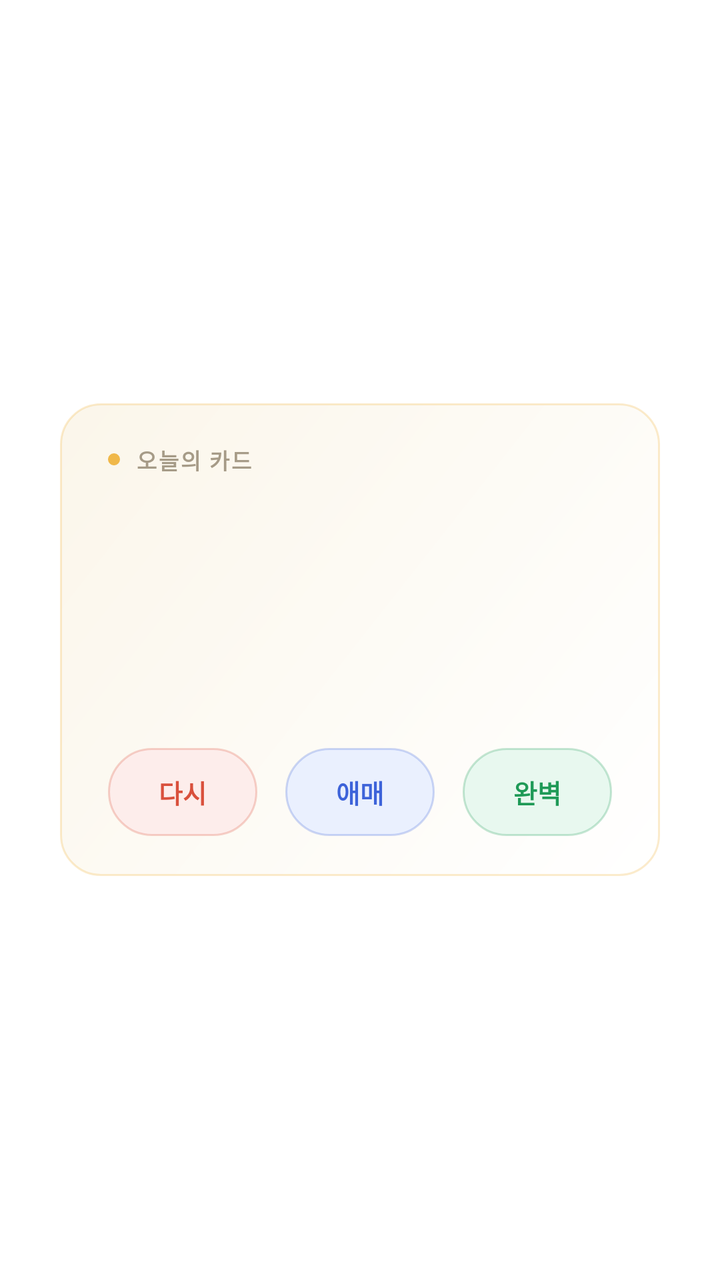
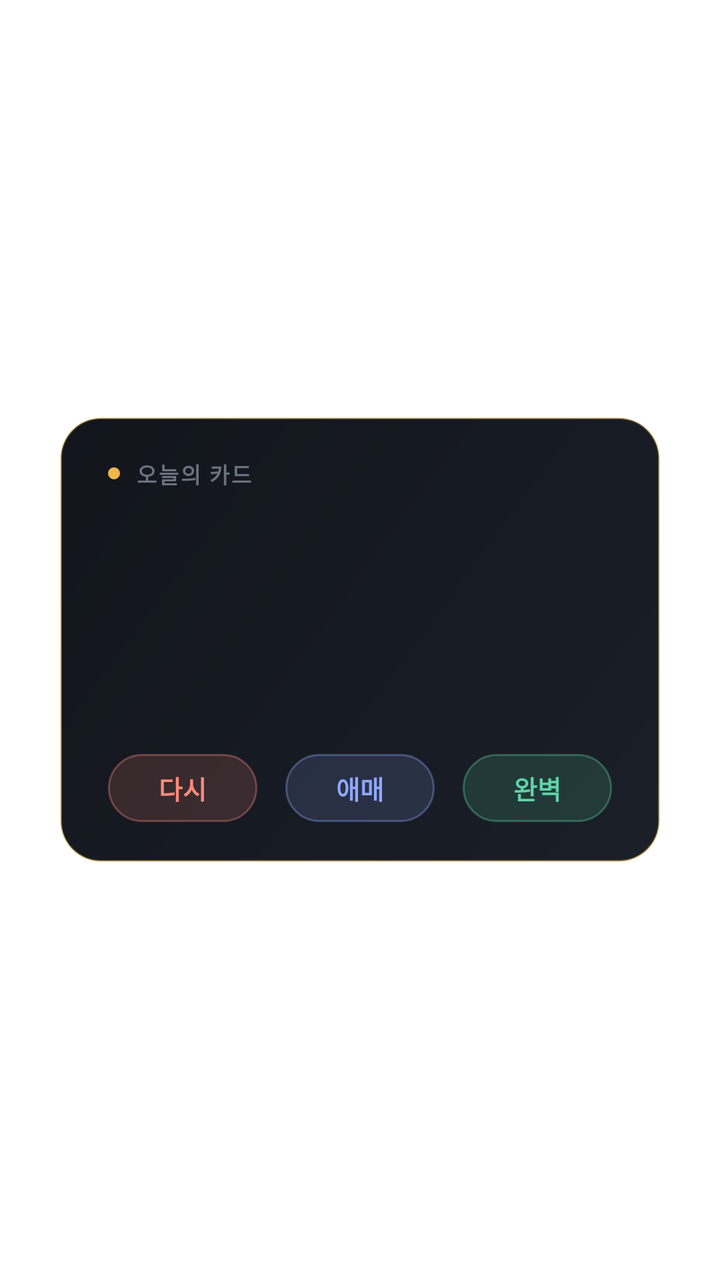

Screens rendered from an Android XML layout before and after an edit, with the pre-edit source and the edit as a unified diff.
<!-- AndroidManifest.xml: fallback theme Theme.MaterialComponents.DayNight.NoActionBar -->
<!-- res/layout/today_widget.xml -->
<?xml version="1.0" encoding="utf-8"?>
<FrameLayout xmlns:android="http://schemas.android.com/apk/res/android"
  android:layout_width="match_parent"
  android:layout_height="match_parent">

  <LinearLayout
    android:layout_width="300dp"
    android:layout_height="wrap_content"
    android:layout_gravity="center"
    android:orientation="vertical"
    android:background="@drawable/today_widget_bg"
    android:paddingLeft="24dp"
    android:paddingRight="24dp"
    android:paddingTop="20dp"
    android:paddingBottom="20dp">

    <RelativeLayout
      android:layout_width="match_parent"
      android:layout_height="wrap_content">

      <ImageView
        android:id="@+id/widget_dot"
        android:layout_width="6dp"
        android:layout_height="6dp"
        android:layout_centerVertical="true"
        android:layout_alignParentStart="true"
        android:src="@drawable/today_widget_dot" />

      <TextView
        android:id="@+id/widget_meta"
        android:layout_width="wrap_content"
        android:layout_height="wrap_content"
        android:layout_centerVertical="true"
        android:layout_toEndOf="@id/widget_dot"
        android:layout_marginStart="8dp"
        android:text="오늘의 카드"
        android:textSize="11sp"
        android:textStyle="bold"
        android:letterSpacing="0.08"
        android:textColor="#A69B87"
        android:singleLine="true" />

      <TextView
        android:id="@+id/widget_badge"
        android:layout_width="wrap_content"
        android:layout_height="wrap_content"
        android:layout_centerVertical="true"
        android:layout_alignParentEnd="true"
        android:background="@drawable/today_widget_badge"
        android:paddingLeft="10dp"
        android:paddingRight="10dp"
        android:paddingTop="4dp"
        android:paddingBottom="4dp"
        android:textSize="11sp"
        android:textStyle="bold"
        android:textColor="#B8860B"
        android:visibility="gone" />
    </RelativeLayout>

    
    <LinearLayout
      android:id="@+id/widget_content"
      android:layout_width="match_parent"
      android:layout_height="wrap_content"
      android:layout_marginTop="14dp"
      android:orientation="vertical">

      
      <ListView
        android:id="@+id/widget_front"
        android:layout_width="match_parent"
        android:layout_height="108dp"
        android:divider="@null"
        android:dividerHeight="0dp"
        android:scrollbars="none" />

      <LinearLayout
        android:layout_width="match_parent"
        android:layout_height="wrap_content"
        android:layout_marginTop="14dp"
        android:orientation="horizontal">

        <TextView
          android:id="@+id/btn_again"
          android:layout_width="0dp"
          android:layout_height="44dp"
          android:layout_weight="1"
          android:layout_marginEnd="9dp"
          android:background="@drawable/today_widget_btn_again"
          android:gravity="center"
          android:paddingLeft="4dp"
          android:paddingRight="4dp"
          android:text="다시"
          android:textSize="13sp"
          android:textStyle="bold"
          android:textColor="#D9503C" />

        <TextView
          android:id="@+id/btn_hard"
          android:layout_width="0dp"
          android:layout_height="44dp"
          android:layout_weight="1"
          android:layout_marginStart="5dp"
          android:layout_marginEnd="5dp"
          android:background="@drawable/today_widget_btn_hard"
          android:gravity="center"
          android:paddingLeft="4dp"
          android:paddingRight="4dp"
          android:text="애매"
          android:textSize="13sp"
          android:textStyle="bold"
          android:textColor="#3D63D9" />

        <TextView
          android:id="@+id/btn_good"
          android:layout_width="0dp"
          android:layout_height="44dp"
          android:layout_weight="1"
          android:layout_marginStart="9dp"
          android:background="@drawable/today_widget_btn_good"
          android:gravity="center"
          android:paddingLeft="4dp"
          android:paddingRight="4dp"
          android:text="완벽"
          android:textSize="13sp"
          android:textStyle="bold"
          android:textColor="#1F9A57" />
      </LinearLayout>
    </LinearLayout>

    
    <TextView
      android:id="@+id/widget_empty"
      android:layout_width="match_parent"
      android:layout_height="wrap_content"
      android:layout_marginTop="14dp"
      android:paddingTop="4dp"
      android:paddingBottom="4dp"
      android:gravity="center"
      android:textSize="14sp"
      android:textColor="#9AA0A8"
      android:visibility="gone" />
  </LinearLayout>
</FrameLayout>
<!-- resources referenced by this layout -->
<resources>
  <!-- drawable today_widget_badge (drawable) -->
  <?xml version="1.0" encoding="utf-8"?>
  <shape xmlns:android="http://schemas.android.com/apk/res/android">
    <solid android:color="#FBF1DC" />
    <corners android:radius="10dp" />
  </shape>
  <!-- drawable today_widget_bg (drawable) -->
  <?xml version="1.0" encoding="utf-8"?>
  <shape xmlns:android="http://schemas.android.com/apk/res/android">
    <gradient
      android:angle="135"
      android:startColor="#FFFFFF"
      android:endColor="#FBF6EA" />
    <corners android:radius="20dp" />
    <stroke android:width="1dp" android:color="#47F0B849" />
  </shape>
  <!-- drawable today_widget_btn_again (drawable) -->
  <?xml version="1.0" encoding="utf-8"?>
  <shape xmlns:android="http://schemas.android.com/apk/res/android">
    <solid android:color="#FDEDEB" />
    <corners android:radius="22dp" />
    <stroke android:width="1dp" android:color="#40D9503C" />
  </shape>
  <!-- drawable today_widget_btn_good (drawable) -->
  <?xml version="1.0" encoding="utf-8"?>
  <shape xmlns:android="http://schemas.android.com/apk/res/android">
    <solid android:color="#E8F8EF" />
    <corners android:radius="22dp" />
    <stroke android:width="1dp" android:color="#401F9A57" />
  </shape>
  <!-- drawable today_widget_btn_hard (drawable) -->
  <?xml version="1.0" encoding="utf-8"?>
  <shape xmlns:android="http://schemas.android.com/apk/res/android">
    <solid android:color="#EAF0FE" />
    <corners android:radius="22dp" />
    <stroke android:width="1dp" android:color="#403D63D9" />
  </shape>
  <!-- drawable today_widget_dot (drawable) -->
  <?xml version="1.0" encoding="utf-8"?>
  <shape xmlns:android="http://schemas.android.com/apk/res/android"
    android:shape="oval">
    <solid android:color="#F0B849" />
    <size android:width="6dp" android:height="6dp" />
  </shape>
</resources>

<!-- the commit's change to res/layout/today_widget.xml (unified diff, before → after) -->
@@ -37,7 +37,7 @@
         android:textSize="11sp"
         android:textStyle="bold"
         android:letterSpacing="0.08"
-        android:textColor="#A69B87"
+        android:textColor="#6A737F"
         android:singleLine="true" />
 
       <TextView
@@ -53,7 +53,7 @@
         android:paddingBottom="4dp"
         android:textSize="11sp"
         android:textStyle="bold"
-        android:textColor="#B8860B"
+        android:textColor="#F0B849"
         android:visibility="gone" />
     </RelativeLayout>
 
@@ -77,13 +77,13 @@
       <LinearLayout
         android:layout_width="match_parent"
         android:layout_height="wrap_content"
-        android:layout_marginTop="14dp"
+        android:layout_marginTop="10dp"
         android:orientation="horizontal">
 
         <TextView
           android:id="@+id/btn_again"
           android:layout_width="0dp"
-          android:layout_height="44dp"
+          android:layout_height="34dp"
           android:layout_weight="1"
           android:layout_marginEnd="9dp"
           android:background="@drawable/today_widget_btn_again"
@@ -93,12 +93,12 @@
           android:text="다시"
           android:textSize="13sp"
           android:textStyle="bold"
-          android:textColor="#D9503C" />
+          android:textColor="#FF8A7A" />
 
         <TextView
           android:id="@+id/btn_hard"
           android:layout_width="0dp"
-          android:layout_height="44dp"
+          android:layout_height="34dp"
           android:layout_weight="1"
           android:layout_marginStart="5dp"
           android:layout_marginEnd="5dp"
@@ -109,12 +109,12 @@
           android:text="애매"
           android:textSize="13sp"
           android:textStyle="bold"
-          android:textColor="#3D63D9" />
+          android:textColor="#8FA8FF" />
 
         <TextView
           android:id="@+id/btn_good"
           android:layout_width="0dp"
-          android:layout_height="44dp"
+          android:layout_height="34dp"
           android:layout_weight="1"
           android:layout_marginStart="9dp"
           android:background="@drawable/today_widget_btn_good"
@@ -124,7 +124,7 @@
           android:text="완벽"
           android:textSize="13sp"
           android:textStyle="bold"
-          android:textColor="#1F9A57" />
+          android:textColor="#5FD3A6" />
       </LinearLayout>
     </LinearLayout>
 
@@ -138,7 +138,7 @@
       android:paddingBottom="4dp"
       android:gravity="center"
       android:textSize="14sp"
-      android:textColor="#9AA0A8"
+      android:textColor="#98A2B1"
       android:visibility="gone" />
   </LinearLayout>
 </FrameLayout>
<!-- resource entries referenced after the edit -->
@@ -3,7 +3,7 @@
   <!-- drawable today_widget_badge (drawable) -->
   <?xml version="1.0" encoding="utf-8"?>
   <shape xmlns:android="http://schemas.android.com/apk/res/android">
-    <solid android:color="#FBF1DC" />
+    <solid android:color="#24F0B849" />
     <corners android:radius="10dp" />
   </shape>
   <!-- drawable today_widget_bg (drawable) -->
@@ -11,31 +11,31 @@
   <shape xmlns:android="http://schemas.android.com/apk/res/android">
     <gradient
       android:angle="135"
-      android:startColor="#FFFFFF"
-      android:endColor="#FBF6EA" />
+      android:startColor="#1A1F28"
+      android:endColor="#12151C" />
     <corners android:radius="20dp" />
-    <stroke android:width="1dp" android:color="#47F0B849" />
+    <stroke android:width="1dp" android:color="#57F0B849" />
   </shape>
   <!-- drawable today_widget_btn_again (drawable) -->
   <?xml version="1.0" encoding="utf-8"?>
   <shape xmlns:android="http://schemas.android.com/apk/res/android">
-    <solid android:color="#FDEDEB" />
-    <corners android:radius="22dp" />
-    <stroke android:width="1dp" android:color="#40D9503C" />
+    <solid android:color="#26FF8A7A" />
+    <corners android:radius="17dp" />
+    <stroke android:width="1dp" android:color="#59FF8A7A" />
   </shape>
   <!-- drawable today_widget_btn_good (drawable) -->
   <?xml version="1.0" encoding="utf-8"?>
   <shape xmlns:android="http://schemas.android.com/apk/res/android">
-    <solid android:color="#E8F8EF" />
-    <corners android:radius="22dp" />
-    <stroke android:width="1dp" android:color="#401F9A57" />
+    <solid android:color="#265FD3A6" />
+    <corners android:radius="17dp" />
+    <stroke android:width="1dp" android:color="#595FD3A6" />
   </shape>
   <!-- drawable today_widget_btn_hard (drawable) -->
   <?xml version="1.0" encoding="utf-8"?>
   <shape xmlns:android="http://schemas.android.com/apk/res/android">
-    <solid android:color="#EAF0FE" />
-    <corners android:radius="22dp" />
-    <stroke android:width="1dp" android:color="#403D63D9" />
+    <solid android:color="#268FA8FF" />
+    <corners android:radius="17dp" />
+    <stroke android:width="1dp" android:color="#598FA8FF" />
   </shape>
   <!-- drawable today_widget_dot (drawable) -->
   <?xml version="1.0" encoding="utf-8"?>
